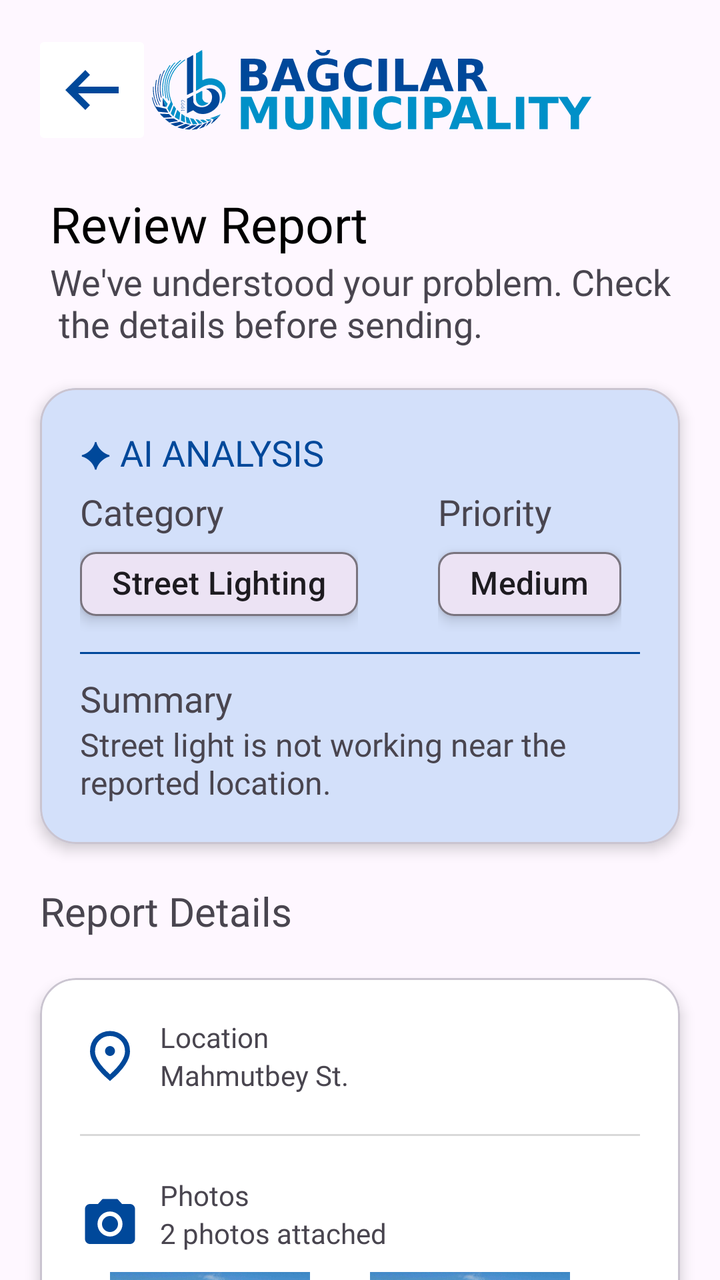
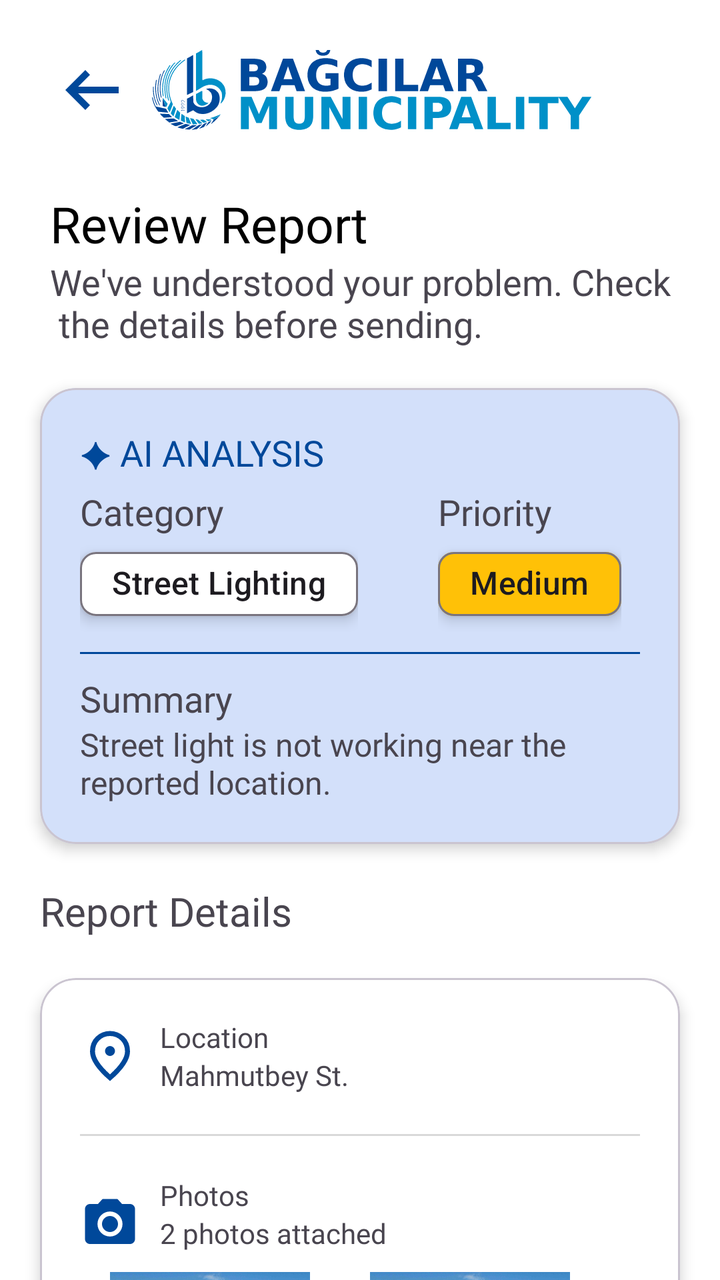

Compare the two renders of this Android layout. The source of the first and the diff that turns it into the second are given below.
<!-- AndroidManifest.xml: application theme Theme.BagcilarApp -->
<!-- res/layout/fragment_report_review.xml -->
<?xml version="1.0" encoding="utf-8"?>
<androidx.core.widget.NestedScrollView xmlns:android="http://schemas.android.com/apk/res/android"
    xmlns:tools="http://schemas.android.com/tools"
    android:layout_width="match_parent"
    android:layout_height="match_parent"
    xmlns:app="http://schemas.android.com/apk/res-auto"
    tools:context=".ui.main.detail.ReportReviewFragment">

   <androidx.constraintlayout.widget.ConstraintLayout
       android:layout_width="match_parent"
       android:layout_height="match_parent">

       <Toolbar
           android:id="@+id/toolBar"
           android:layout_width="match_parent"
           android:layout_height="wrap_content"
           app:layout_constraintTop_toTopOf="parent"
           app:layout_constraintStart_toStartOf="parent"
           app:layout_constraintEnd_toEndOf="parent"
           android:gravity="center_vertical"
           android:layout_marginTop="15dp"
           >
           <ImageButton
               android:layout_width="60dp"
               android:layout_height="60dp"
               android:src="@drawable/outline_arrow_left_alt_24"
               android:layout_gravity="center|start"
               android:scaleType="centerCrop"
               android:backgroundTint="@color/white" />

           <ImageView
               android:layout_width="wrap_content"
               android:layout_height="wrap_content"
               android:src="@drawable/ic_bagcilar_logo_horizontal"
               android:layout_gravity="center"
               android:scaleType="centerCrop"/>

       </Toolbar>

       <TextView
           android:id="@+id/tvReviewReport"
           android:layout_width="wrap_content"
           android:layout_height="wrap_content"
           android:text="Review Report"
           android:textSize="25sp"
           android:fontFamily="@font/poppins_semibold"
           android:textColor="@color/black"
           app:layout_constraintTop_toBottomOf="@id/toolBar"
           app:layout_constraintStart_toStartOf="parent"
           android:layout_marginStart="25dp"
           android:layout_marginTop="20dp"/>

       <TextView
           android:id="@+id/tvReviewDesc"
           android:layout_width="wrap_content"
           android:layout_height="wrap_content"
           android:text="We've understood your problem. Check\n the details before sending."
           android:fontFamily="@font/poppins"
           android:textSize="18sp"
           app:layout_constraintTop_toBottomOf="@id/tvReviewReport"
           app:layout_constraintStart_toStartOf="parent"
           android:layout_marginStart="25dp"/>

       <com.google.android.material.card.MaterialCardView
           android:id="@+id/tvAiAnalysis"
           android:layout_width="match_parent"
           android:layout_height="wrap_content"
           app:layout_constraintTop_toBottomOf="@id/tvReviewDesc"
           app:layout_constraintStart_toStartOf="parent"
           app:layout_constraintEnd_toEndOf="parent"
           android:layout_margin="20dp"
           app:cardElevation="4dp"
           app:cardCornerRadius="18dp"
           app:cardBackgroundColor="#D3E0FA">
           <LinearLayout
               android:layout_width="wrap_content"
               android:layout_height="wrap_content"
               android:orientation="vertical"
               android:layout_margin="20dp">
               <TextView
                   android:layout_width="wrap_content"
                   android:layout_height="wrap_content"
                   android:text="✦ AI ANALYSIS"
                   android:textSize="18sp"
                   android:fontFamily="@font/poppins_semibold"
                   android:textColor="@color/bagcilar_dark_blue"/>
               <LinearLayout
                   android:layout_width="wrap_content"
                   android:layout_height="wrap_content"
                   android:orientation="horizontal"
                   android:layout_marginTop="5dp"
                   >
                   <LinearLayout
                       android:layout_width="wrap_content"
                       android:layout_height="wrap_content"
                       android:orientation="vertical">
                       <TextView
                           android:layout_width="wrap_content"
                           android:layout_height="wrap_content"
                           android:text="Category"
                           android:fontFamily="@font/poppins"
                           android:textSize="18sp"/>

                       <com.google.android.material.chip.Chip
                           android:layout_width="wrap_content"
                           android:layout_height="wrap_content"
                           android:text="Street Lighting"
                           android:textSize="16sp"
                           android:fontFamily="@font/poppins"
                           android:elevation="4dp"/>
                   </LinearLayout>

                   <View
                       android:layout_width="40dp"
                       android:layout_height="match_parent"/>

                   <LinearLayout
                       android:layout_width="wrap_content"
                       android:layout_height="wrap_content"
                       android:orientation="vertical">
                       <TextView
                           android:layout_width="wrap_content"
                           android:layout_height="wrap_content"
                           android:text="Priority"
                           android:fontFamily="@font/poppins"
                           android:textSize="18sp"/>
                       <com.google.android.material.chip.Chip
                           android:layout_width="wrap_content"
                           android:layout_height="wrap_content"
                           android:text="Medium"
                           android:textSize="16sp"
                           android:fontFamily="@font/poppins"
                           android:elevation="4dp"/>
                   </LinearLayout>
               </LinearLayout>

               <com.google.android.material.divider.MaterialDivider
                   android:layout_width="wrap_content"
                   android:layout_height="wrap_content"
                   app:dividerColor="@color/bagcilar_dark_blue"
                   android:layout_marginTop="10dp"
                   android:layout_marginBottom="10dp"
                   />

               <TextView
                   android:layout_width="wrap_content"
                   android:layout_height="wrap_content"
                   android:text="Summary"
                   android:textSize="18sp"
                   android:fontFamily="@font/poppins"/>

               <TextView
                   android:layout_width="wrap_content"
                   android:layout_height="wrap_content"
                   android:text="Street light is not working near the reported location."
                   android:textSize="16sp"
                   android:fontFamily="@font/poppins"/>
           </LinearLayout>
       </com.google.android.material.card.MaterialCardView>


       <TextView
           android:id="@+id/tvReportDetails"
           android:layout_width="wrap_content"
           android:layout_height="wrap_content"
           android:text="Report Details"
           android:textSize="20sp"
           android:fontFamily="@font/poppins_semibold"
           android:layout_marginStart="20dp"
           android:layout_marginTop="20dp"
           app:layout_constraintTop_toBottomOf="@id/tvAiAnalysis"
           app:layout_constraintStart_toStartOf="parent"/>

       <com.google.android.material.card.MaterialCardView
           android:id="@+id/cvReportDetails"
           android:layout_width="match_parent"
           android:layout_height="wrap_content"
           android:backgroundTint="@color/white"
           app:cardElevation="4dp"
           app:cardCornerRadius="18dp"
           android:layout_margin="20dp"
           app:layout_constraintTop_toBottomOf="@id/tvReportDetails"
           app:layout_constraintStart_toStartOf="parent"
           app:layout_constraintEnd_toEndOf="parent">

           <LinearLayout
               android:layout_width="match_parent"
               android:layout_height="wrap_content"
               android:orientation="vertical"
               android:layout_margin="20dp">

               <LinearLayout
                   android:layout_width="match_parent"
                   android:layout_height="wrap_content"
                   android:orientation="horizontal">
                   <ImageView
                       android:layout_width="30dp"
                       android:layout_height="30dp"
                       android:src="@drawable/outline_location_on_24"
                       android:layout_gravity="center"/>

                   <LinearLayout
                       android:layout_width="wrap_content"
                       android:layout_height="wrap_content"
                       android:orientation="vertical"
                       android:layout_marginStart="10dp"
                       >
                       <TextView
                           android:layout_width="wrap_content"
                           android:layout_height="wrap_content"
                           android:text="Location"
                           android:textSize="14sp"
                           android:fontFamily="@font/poppins"/>
                       <TextView
                           android:layout_width="wrap_content"
                           android:layout_height="wrap_content"
                           android:text="Mahmutbey St."
                           android:textSize="14sp"
                           android:fontFamily="@font/poppins_medium"/>

                   </LinearLayout>




               </LinearLayout>

               <View
                   android:layout_width="match_parent"
                   android:layout_height="1dp"
                   android:layout_marginVertical="20dp"
                   android:background="#D9D9D9" />

               <LinearLayout
                   android:layout_width="match_parent"
                   android:layout_height="wrap_content"
                   android:orientation="horizontal">
                   <ImageView
                       android:layout_width="30dp"
                       android:layout_height="30dp"
                       android:src="@drawable/baseline_photo_camera_24"
                       android:layout_gravity="center"/>

                   <LinearLayout
                       android:layout_width="wrap_content"
                       android:layout_height="wrap_content"
                       android:orientation="vertical"
                       android:layout_marginStart="10dp"
                       android:layout_weight="1"
                       >
                       <TextView
                           android:layout_width="wrap_content"
                           android:layout_height="wrap_content"
                           android:text="Photos"
                           android:textSize="14sp"
                           android:fontFamily="@font/poppins"/>
                       <TextView
                           android:layout_width="wrap_content"
                           android:layout_height="wrap_content"
                           android:text="2 photos attached"
                           android:textSize="14sp"
                           android:fontFamily="@font/poppins_medium"
                           android:layout_marginBottom="10dp" />
                   </LinearLayout>

               </LinearLayout>
               <LinearLayout
                   android:layout_width="match_parent"
                   android:layout_height="wrap_content"
                   android:orientation="horizontal"
                   android:gravity="center"
                   >
                   <ImageView
                       android:layout_width="100dp"
                       android:layout_height="100dp"
                       android:src="@drawable/bagcilar"
                       android:scaleType="centerCrop"
                       android:layout_marginEnd="30dp"
                       />

                   <ImageView
                       android:layout_width="100dp"
                       android:layout_height="100dp"
                       android:src="@drawable/bagcilar"
                       android:scaleType="centerCrop"
                       android:layout_marginEnd="20dp"
                       />

               </LinearLayout>

               <View
                   android:layout_width="match_parent"
                   android:layout_height="1dp"
                   android:layout_marginVertical="20dp"
                   android:background="#D9D9D9" />

               <LinearLayout
                   android:layout_width="match_parent"
                   android:layout_height="wrap_content"
                   android:orientation="horizontal">
                   <ImageView
                       android:layout_width="30dp"
                       android:layout_height="match_parent"
                       android:src="@drawable/outline_format_quote_24"/>

                   <LinearLayout
                       android:layout_width="wrap_content"
                       android:layout_height="wrap_content"
                       android:orientation="vertical"
                       android:layout_marginStart="10dp"
                       android:layout_weight="1"
                       >
                       <TextView
                           android:layout_width="wrap_content"
                           android:layout_height="wrap_content"
                           android:text="Your Note"
                           android:textSize="14sp"
                           android:fontFamily="@font/poppins"/>
                       <TextView
                           android:layout_width="wrap_content"
                           android:layout_height="wrap_content"
                           android:text="The street light has not been working for two days. It makes the corner very dark and unsafe for pedestrians."
                           android:textSize="14sp"
                           android:fontFamily="@font/poppins_medium"
                           android:layout_marginStart="10dp"
                           android:layout_marginTop="10dp"
                           android:textStyle="italic"/>

                   </LinearLayout>
               </LinearLayout>


           </LinearLayout>

       </com.google.android.material.card.MaterialCardView>

       <com.google.android.material.button.MaterialButton
           android:id="@+id/btnSubmit"
           android:layout_width="match_parent"
           android:layout_height="wrap_content"
           android:text="Submit Report"
           android:textSize="20sp"
           android:textAlignment="center"
           app:icon="@drawable/baseline_check_24"
           app:iconSize="30dp"
           app:iconGravity="textEnd"
           android:fontFamily="@font/poppins_semibold"
           android:backgroundTint="@color/bagcilar_dark_blue"
           app:strokeColor="@color/bagcilar_light_blue"
           app:strokeWidth="3dp"
           android:elevation="4dp"
           app:cornerRadius="4dp"
           app:layout_constraintTop_toBottomOf="@id/cvReportDetails"
           app:layout_constraintStart_toStartOf="parent"
           app:layout_constraintEnd_toEndOf="parent"
           android:layout_marginTop="30dp"
           android:layout_marginBottom="10dp"
           android:layout_marginStart="20dp"
           android:layout_marginEnd="20dp"/>

       <com.google.android.material.button.MaterialButton
           android:id="@+id/btnEdit"
           android:layout_width="match_parent"
           android:layout_height="wrap_content"
           android:text="Edit Details"
           android:textSize="20sp"
           android:textAlignment="center"

           android:fontFamily="@font/poppins_semibold"
           android:backgroundTint="@color/bagcilar_light_blue"
           app:strokeColor="@color/bagcilar_dark_blue"
           app:strokeWidth="3dp"
           android:elevation="4dp"
           app:cornerRadius="4dp"
           app:layout_constraintTop_toBottomOf="@id/btnSubmit"
           app:layout_constraintStart_toStartOf="parent"
           app:layout_constraintEnd_toEndOf="parent"
           app:layout_constraintBottom_toBottomOf="parent"
           android:layout_marginTop="10dp"
           android:layout_marginBottom="10dp"
           android:layout_marginStart="20dp"
           android:layout_marginEnd="20dp"/>
   </androidx.constraintlayout.widget.ConstraintLayout>

</androidx.core.widget.NestedScrollView>
<!-- resources referenced by this layout -->
<resources>
  <color name="bagcilar_dark_blue">#00489A</color>
  <color name="bagcilar_light_blue">#0090C8</color>
  <color name="black">#FF000000</color>
  <color name="white">#FFFFFFFF</color>
  <!-- drawable baseline_check_24 (drawable) -->
  <vector xmlns:android="http://schemas.android.com/apk/res/android" android:height="24dp" android:tint="#FFFFFF" android:viewportHeight="24" android:viewportWidth="24" android:width="24dp">
        
      <path android:fillColor="@android:color/white" android:pathData="M9,16.17L4.83,12l-1.42,1.41L9,19 21,7l-1.41,-1.41z"/>
      
  </vector>
  <!-- drawable baseline_photo_camera_24 (drawable) -->
  <vector xmlns:android="http://schemas.android.com/apk/res/android" android:height="24dp" android:tint="#00489A" android:viewportHeight="24" android:viewportWidth="24" android:width="24dp">
        
      <path android:fillColor="@android:color/white" android:pathData="M12,12m-3.2,0a3.2,3.2 0,1 1,6.4 0a3.2,3.2 0,1 1,-6.4 0"/>
        
      <path android:fillColor="@android:color/white" android:pathData="M9,2L7.17,4L4,4c-1.1,0 -2,0.9 -2,2v12c0,1.1 0.9,2 2,2h16c1.1,0 2,-0.9 2,-2L22,6c0,-1.1 -0.9,-2 -2,-2h-3.17L15,2L9,2zM12,17c-2.76,0 -5,-2.24 -5,-5s2.24,-5 5,-5 5,2.24 5,5 -2.24,5 -5,5z"/>
      
  </vector>
  <!-- drawable outline_arrow_left_alt_24 (drawable) -->
  <vector xmlns:android="http://schemas.android.com/apk/res/android" android:autoMirrored="true" android:height="24dp" android:tint="#00489A" android:viewportHeight="960" android:viewportWidth="960" android:width="24dp">
        
      <path android:fillColor="@android:color/white" android:pathData="M400,720L160,480L400,240L456,298L314,440L800,440L800,520L314,520L456,662L400,720Z"/>
      
  </vector>
  <!-- drawable outline_location_on_24 (drawable) -->
  <vector xmlns:android="http://schemas.android.com/apk/res/android" android:height="24dp" android:tint="#00489A" android:viewportHeight="960" android:viewportWidth="960" android:width="24dp">
        
      <path android:fillColor="@android:color/white" android:pathData="M536.5,456.5Q560,433 560,400Q560,367 536.5,343.5Q513,320 480,320Q447,320 423.5,343.5Q400,367 400,400Q400,433 423.5,456.5Q447,480 480,480Q513,480 536.5,456.5ZM480,774Q602,662 661,570.5Q720,479 720,408Q720,299 650.5,229.5Q581,160 480,160Q379,160 309.5,229.5Q240,299 240,408Q240,479 299,570.5Q358,662 480,774ZM480,880Q319,743 239.5,625.5Q160,508 160,408Q160,258 256.5,169Q353,80 480,80Q607,80 703.5,169Q800,258 800,408Q800,508 720.5,625.5Q641,743 480,880ZM480,400Q480,400 480,400Q480,400 480,400Q480,400 480,400Q480,400 480,400Q480,400 480,400Q480,400 480,400Q480,400 480,400Q480,400 480,400Z"/>
      
  </vector>
  <style name="Theme.BagcilarApp" parent="Base.Theme.BagcilarApp" />
  
      // Active Indicator for BottomNavigationView
  <style name="Base.Theme.BagcilarApp" parent="Theme.Material3.DayNight.NoActionBar">
          
          
      </style>
  <!-- unchanged entries left out for length: 3 -->
</resources>

<!-- the commit's change to res/layout/fragment_report_review.xml (unified diff, before → after) -->
@@ -4,7 +4,8 @@
     android:layout_width="match_parent"
     android:layout_height="match_parent"
     xmlns:app="http://schemas.android.com/apk/res-auto"
-    tools:context=".ui.main.detail.ReportReviewFragment">
+    tools:context=".ui.main.detail.ReportReviewFragment"
+    android:background="@color/white">
 
    <androidx.constraintlayout.widget.ConstraintLayout
        android:layout_width="match_parent"
@@ -105,6 +106,7 @@
                            android:layout_width="wrap_content"
                            android:layout_height="wrap_content"
                            android:text="Street Lighting"
+                           android:backgroundTint="@color/white"
                            android:textSize="16sp"
                            android:fontFamily="@font/poppins"
                            android:elevation="4dp"/>
@@ -127,6 +129,7 @@
                        <com.google.android.material.chip.Chip
                            android:layout_width="wrap_content"
                            android:layout_height="wrap_content"
+                           android:backgroundTint="@color/yellow"
                            android:text="Medium"
                            android:textSize="16sp"
                            android:fontFamily="@font/poppins"
<!-- resource entries referenced after the edit -->
@@ -4,6 +4,7 @@
   <color name="bagcilar_light_blue">#0090C8</color>
   <color name="black">#FF000000</color>
   <color name="white">#FFFFFFFF</color>
+  <color name="yellow">#FFC107</color>
   <!-- drawable baseline_check_24 (drawable) -->
   <vector xmlns:android="http://schemas.android.com/apk/res/android" android:height="24dp" android:tint="#FFFFFF" android:viewportHeight="24" android:viewportWidth="24" android:width="24dp">
         
